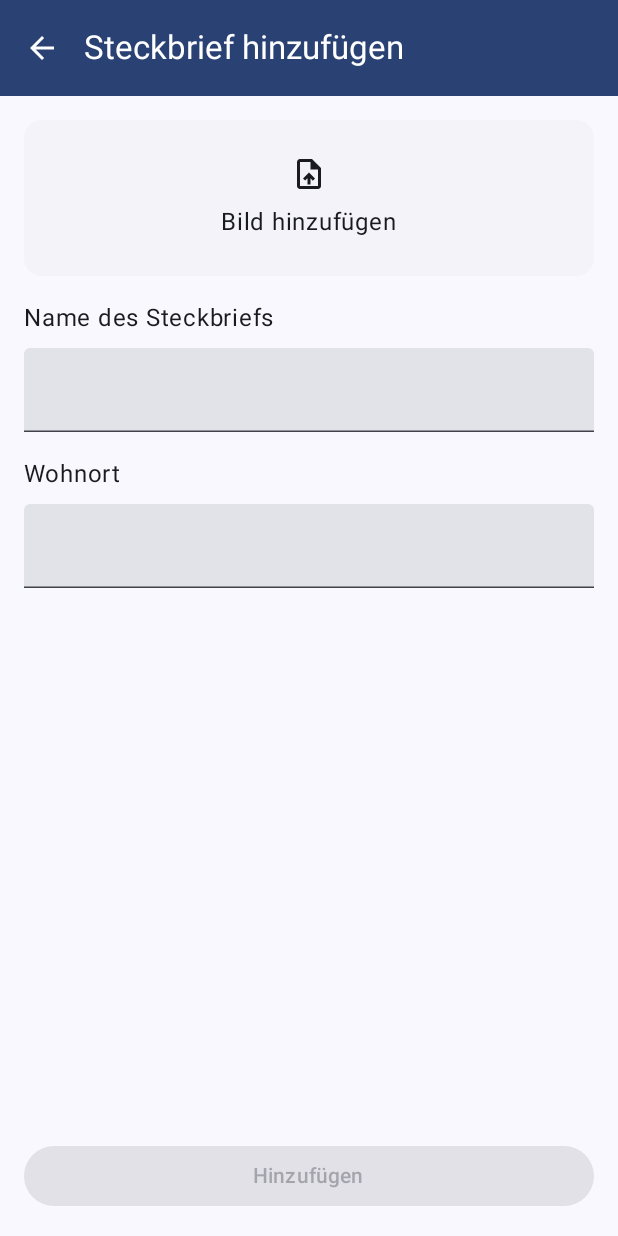
After one commit to erikrei/Rireki, an Android app built with Jetpack Compose: the ListAddScreen screen opened through its navigation route, on a phone screen of 412 x 824 dp. The commit adds this screen. Run offline under Robolectric (Android 15) with nearby library versions, the phone set to English and light mode, and no system bars.

Commit message:
Hinzufügen eines Steckbriefs - AddProfileViewModel enthält die eingegebenen Texte des neuen Steckbriefs - neues Navigationsziel AddProfile - LabelWithInput nutzt nicht mehr automatisch die ganze Breite - Profile Datenklasse mit Wohnort erweitert

```diff
--- a/app/src/main/java/com/example/rireki/MainRireki.kt
+++ b/app/src/main/java/com/example/rireki/MainRireki.kt
@@ -7,6 +7,7 @@ import androidx.navigation.compose.NavHost
 import androidx.navigation.compose.composable
 import androidx.navigation.compose.rememberNavController
 import com.example.rireki.data.model.ActiveProfileListViewModel
+import com.example.rireki.data.model.AddProfileViewModel
 import com.example.rireki.data.model.HomeViewModel
 import com.example.rireki.data.model.ListSettingsViewModel
 import com.example.rireki.data.objects.Authentication
@@ -19,6 +20,7 @@ fun MainRireki(
     homeViewModel: HomeViewModel = viewModel(),
     activeProfileListViewModel: ActiveProfileListViewModel = viewModel(),
     settingsViewModel: ListSettingsViewModel = viewModel(),
+    addProfileViewModel: AddProfileViewModel = viewModel(),
     navController: NavHostController = rememberNavController()
 ) {
     NavHost(
@@ -32,6 +34,7 @@ fun MainRireki(
             homeViewModel = homeViewModel,
             activeProfileListViewModel = activeProfileListViewModel,
             settingsViewModel = settingsViewModel,
+            addProfileViewModel = addProfileViewModel,
             navController = navController,
         )
     }
--- a/app/src/main/java/com/example/rireki/data/Profile.kt
+++ b/app/src/main/java/com/example/rireki/data/Profile.kt
@@ -1,5 +1,6 @@
 package com.example.rireki.data
 
 data class Profile(
-    val name: String = ""
+    val name: String = "",
+    val residence: String = ""
 )
--- a/app/src/main/java/com/example/rireki/data/objects/Home.kt
+++ b/app/src/main/java/com/example/rireki/data/objects/Home.kt
@@ -10,9 +10,11 @@ import androidx.navigation.compose.navigation
 import androidx.navigation.toRoute
 import com.example.rireki.R
 import com.example.rireki.data.model.ActiveProfileListViewModel
+import com.example.rireki.data.model.AddProfileViewModel
 import com.example.rireki.data.model.HomeViewModel
 import com.example.rireki.data.model.ListSettingsViewModel
 import com.example.rireki.ui.screens.HomeScreen
+import com.example.rireki.ui.screens.ListAddScreen
 import com.example.rireki.ui.screens.ListOverviewScreen
 import com.example.rireki.ui.screens.ListSettingsScreen
 import kotlinx.serialization.Serializable
@@ -34,12 +36,16 @@ data class ActiveProfileList(
 )
 
 @Serializable
+object AddProfile
+
+@Serializable
 object Settings
 
 fun NavGraphBuilder.homeGraph(
     homeViewModel: HomeViewModel,
     activeProfileListViewModel: ActiveProfileListViewModel,
     settingsViewModel: ListSettingsViewModel,
+    addProfileViewModel: AddProfileViewModel,
     navController: NavHostController
 ) {
     val navigateToList: (String) -> Unit = {
@@ -59,6 +65,7 @@ fun NavGraphBuilder.homeGraph(
             activeProfileListViewModel = activeProfileListViewModel,
             homeViewModel = homeViewModel,
             settingsViewModel = settingsViewModel,
+            addProfileViewModel = addProfileViewModel,
             navController = navController
         )
     }
@@ -68,6 +75,7 @@ fun NavGraphBuilder.profileListGraph(
     homeViewModel: HomeViewModel,
     activeProfileListViewModel: ActiveProfileListViewModel,
     settingsViewModel: ListSettingsViewModel,
+    addProfileViewModel: AddProfileViewModel,
     navController: NavHostController
 ) {
     val navigateBackHome: () -> Unit = {
@@ -84,6 +92,10 @@ fun NavGraphBuilder.profileListGraph(
         navController.navigate(Settings)
     }
 
+    val onNavigateAdd: () -> Unit = {
+        navController.navigate(AddProfile)
+    }
+
     navigation<ProfileListGraph>(
         startDestination = ActiveProfileList(
             id = activeProfileListViewModel.uiState.value.profileList.id
@@ -97,7 +109,8 @@ fun NavGraphBuilder.profileListGraph(
                 activeProfileListViewModel = activeProfileListViewModel,
                 selectedList = activeProfileListViewModel.uiState.value.profileList,
                 onNavigateBack = navigateBackHome,
-                onNavigateSettings = onNavigateSettings
+                onNavigateSettings = onNavigateSettings,
+                onNavigateAdd = onNavigateAdd
             )
         }
         composable<Settings> {
@@ -120,5 +133,16 @@ fun NavGraphBuilder.profileListGraph(
                     )
             )
         }
+        composable<AddProfile> {
+            ListAddScreen(
+                addProfileViewModel = addProfileViewModel,
+                onAddClick = {
+                    name, residence ->
+                        addProfileViewModel.resetProfileInputs()
+                        navigateBackList()
+                },
+                onNavigationBack = navigateBackList
+            )
+        }
     }
 }
--- /dev/null
+++ b/app/src/main/java/com/example/rireki/data/state/AddProfileUiState.kt
@@ -0,0 +1,6 @@
+package com.example.rireki.data.state
+
+data class AddProfileUiState(
+    val name: String = "",
+    val residence: String = ""
+)
--- /dev/null
+++ b/app/src/main/java/com/example/rireki/ui/components/ListAdd.kt
@@ -0,0 +1,94 @@
+package com.example.rireki.ui.components
+
+import androidx.compose.foundation.layout.Arrangement
+import androidx.compose.foundation.layout.Column
+import androidx.compose.foundation.layout.padding
+import androidx.compose.material3.Button
+import androidx.compose.material3.ElevatedCard
+import androidx.compose.material3.ExperimentalMaterial3Api
+import androidx.compose.material3.Icon
+import androidx.compose.material3.Text
+import androidx.compose.runtime.Composable
+import androidx.compose.ui.Alignment
+import androidx.compose.ui.Modifier
+import androidx.compose.ui.res.dimensionResource
+import androidx.compose.ui.res.painterResource
+import androidx.compose.ui.res.stringResource
+import com.example.rireki.R
+import com.example.rireki.ui.components.shared.NavigationBackArrow
+import com.example.rireki.ui.components.shared.TopBar
+
+@Composable
+fun ListAddTopBar(
+    onNavigationBack: () -> Unit,
+    modifier: Modifier = Modifier
+) {
+    TopBar(
+        title = { ListAddTopBarTitle() },
+        actions = { /*TODO*/ },
+        navigationIcon = {
+            NavigationBackArrow(
+                onNavigateBack = onNavigationBack
+            )
+        },
+        modifier = modifier
+    )
+}
+
+@Composable
+fun ListAddTopBarTitle(
+    modifier: Modifier = Modifier
+) {
+    Text(
+        text = stringResource(id = R.string.add_title),
+        modifier = modifier
+    )
+}
+
+@OptIn(ExperimentalMaterial3Api::class)
+@Composable
+fun ListAddImage(
+    modifier: Modifier = Modifier
+) {
+    ElevatedCard(
+        onClick = { /*TODO*/ },
+        modifier = modifier
+    ) {
+        Column(
+            verticalArrangement = Arrangement.spacedBy(
+                dimensionResource(id = R.dimen.add_image_component_spacing)
+            ),
+            horizontalAlignment = Alignment.CenterHorizontally,
+            modifier = Modifier
+                .padding(
+                    dimensionResource(id = R.dimen.add_image_padding)
+                )
+                .align(Alignment.CenterHorizontally)
+        ) {
+            Icon(
+                painter = painterResource(id = R.drawable.upload_24),
+                contentDescription = null
+            )
+            Text(
+                text = stringResource(id = R.string.add_upload_text)
+            )
+        }
+    }
+}
+
+@Composable
+fun ListAddButton(
+    enabled: Boolean,
+    onAddClick: () -> Unit,
+    modifier: Modifier = Modifier
+) {
+    Button(
+        onClick = onAddClick,
+        enabled = enabled,
+        modifier = modifier
+    ) {
+        Text(
+            text = stringResource(id = R.string.add_button)
+        )
+    }
+}
--- a/app/src/main/java/com/example/rireki/ui/components/shared/LabelWithInput.kt
+++ b/app/src/main/java/com/example/rireki/ui/components/shared/LabelWithInput.kt
@@ -26,7 +26,6 @@ fun LabelWithInput(
             dimensionResource(id = R.dimen.label_with_input_spacing)
         ),
         modifier = modifier
-            .fillMaxWidth(),
     ) {
         Text(
             text = stringResource(id = label),
--- /dev/null
+++ b/app/src/main/java/com/example/rireki/ui/screens/ListAddScreen.kt
@@ -0,0 +1,72 @@
+package com.example.rireki.ui.screens
+
+import androidx.compose.foundation.layout.Arrangement
+import androidx.compose.foundation.layout.Column
+import androidx.compose.foundation.layout.Spacer
+import androidx.compose.foundation.layout.fillMaxWidth
+import androidx.compose.foundation.layout.padding
+import androidx.compose.material3.Scaffold
+import androidx.compose.runtime.Composable
+import androidx.compose.runtime.collectAsState
+import androidx.compose.runtime.getValue
+import androidx.compose.ui.Modifier
+import androidx.compose.ui.res.dimensionResource
+import androidx.lifecycle.viewmodel.compose.viewModel
+import com.example.rireki.R
+import com.example.rireki.data.model.AddProfileViewModel
+import com.example.rireki.ui.components.ListAddButton
+import com.example.rireki.ui.components.ListAddImage
+import com.example.rireki.ui.components.ListAddTopBar
+import com.example.rireki.ui.components.shared.LabelWithInput
+
+@Composable
+fun ListAddScreen(
+    onNavigationBack: () -> Unit,
+    onAddClick: (String, String) -> Unit,
+    addProfileViewModel: AddProfileViewModel = viewModel(),
+    modifier: Modifier = Modifier
+) {
+    val profileValues by addProfileViewModel.uiState.collectAsState()
+
+    Scaffold(
+        topBar = { ListAddTopBar(
+            onNavigationBack = onNavigationBack
+        ) },
+        modifier = modifier
+    ) {
+        paddingValues ->
+            Column(
+                verticalArrangement = Arrangement.spacedBy(
+                    dimensionResource(id = R.dimen.add_component_spacing)
+                ),
+                modifier = Modifier
+                    .padding(paddingValues)
+                    .padding(
+                        vertical = dimensionResource(id = R.dimen.add_vertical_padding),
+                        horizontal = dimensionResource(id = R.dimen.add_horizontal_padding)
+                    )
+            ) {
+                ListAddImage(
+                    modifier = Modifier
+                        .fillMaxWidth()
+                )
+                LabelWithInput(
+                    label = R.string.add_label_name,
+                    inputValue = profileValues.name,
+                    onValueChange = { addProfileViewModel.changeProfileName(it) }
+                )
+                LabelWithInput(
+                    label = R.string.add_label_residence,
+                    inputValue = profileValues.residence,
+                    onValueChange = { addProfileViewModel.changeProfileResidence(it) }
+                )
+                Spacer(modifier = Modifier.weight(1f))
+                ListAddButton(
+                    enabled = profileValues.name.isNotEmpty() && profileValues.residence.isNotEmpty(),
+                    onAddClick = { onAddClick(profileValues.name, profileValues.residence) },
+                    modifier = Modifier
+                        .fillMaxWidth()
+                )
+            }
+    }
+}
--- a/app/src/main/java/com/example/rireki/ui/screens/ListOverviewScreen.kt
+++ b/app/src/main/java/com/example/rireki/ui/screens/ListOverviewScreen.kt
@@ -25,6 +25,7 @@ fun ListOverviewScreen(
     selectedList: ProfileList,
     onNavigateBack: () -> Unit,
     onNavigateSettings: () -> Unit,
+    onNavigateAdd: () -> Unit,
     modifier: Modifier = Modifier
 ) {
     val activeProfileListUiState by activeProfileListViewModel.uiState.collectAsState()
@@ -33,7 +34,8 @@ fun ListOverviewScreen(
         topBar = { ListOverviewTopBar(
             listName = selectedList.name,
             onNavigateBack = onNavigateBack,
-            onNavigateSettings = onNavigateSettings
+            onNavigateSettings = onNavigateSettings,
+            onNavigateAdd = onNavigateAdd
         ) }
     ) {
         paddingValues ->
--- a/app/src/main/java/com/example/rireki/ui/screens/ListSettingsScreen.kt
+++ b/app/src/main/java/com/example/rireki/ui/screens/ListSettingsScreen.kt
@@ -2,6 +2,7 @@ package com.example.rireki.ui.screens
 
 import androidx.compose.foundation.layout.Arrangement
 import androidx.compose.foundation.layout.Column
+import androidx.compose.foundation.layout.fillMaxWidth
 import androidx.compose.foundation.layout.padding
 import androidx.compose.foundation.rememberScrollState
 import androidx.compose.foundation.verticalScroll
@@ -50,6 +51,7 @@ fun ListSettingsScreen(
                     inputValue = settings.listName,
                     onValueChange = { settingsViewModel.changeListName(it) },
                     modifier = Modifier
+                        .fillMaxWidth()
                 )
                 LabelWithDropdown(
                     label = R.string.settings_label_privacy,
--- /dev/null
+++ b/app/src/main/res/drawable/upload_24.xml
@@ -0,0 +1,9 @@
+<vector xmlns:android="http://schemas.android.com/apk/res/android"
+    android:width="24dp"
+    android:height="24dp"
+    android:viewportWidth="960"
+    android:viewportHeight="960">
+  <path
+      android:pathData="M440,760h80v-167l64,64 56,-57 -160,-160 -160,160 57,56 63,-63v167ZM240,880q-33,0 -56.5,-23.5T160,800v-640q0,-33 23.5,-56.5T240,80h320l240,240v480q0,33 -23.5,56.5T720,880L240,880ZM520,360v-200L240,160v640h480v-440L520,360ZM240,160v200,-200 640,-640Z"
+      android:fillColor="#e8eaed"/>
+</vector>
--- a/app/src/main/res/values/dimen.xml
+++ b/app/src/main/res/values/dimen.xml
@@ -43,4 +43,11 @@
     <dimen name="settings_admin_border_size">8.dp</dimen>
     <dimen name="settings_add_admin_padding">16.dp</dimen>
     <dimen name="settings_add_admin_component_padding">8.dp</dimen>
+
+    <!--  Profil hinzufügen  -->
+    <dimen name="add_horizontal_padding">16.dp</dimen>
+    <dimen name="add_vertical_padding">16.dp</dimen>
+    <dimen name="add_component_spacing">16.dp</dimen>
+    <dimen name="add_image_component_spacing">8.dp</dimen>
+    <dimen name="add_image_padding">24.dp</dimen>
 </resources>
--- a/app/src/main/res/values/strings.xml
+++ b/app/src/main/res/values/strings.xml
@@ -38,4 +38,11 @@
     <string name="settings_delete_list_title">Liste löschen</string>
     <string name="settings_delete_list_confirm">Löschen</string>
     <string name="settings_delete_list_dismiss">Zurück</string>
+
+    <!--  Profil hinzufügen  -->
+    <string name="add_title">Steckbrief hinzufügen</string>
+    <string name="add_label_name">Name des Steckbriefs</string>
+    <string name="add_upload_text">Bild hinzufügen</string>
+    <string name="add_label_residence">Wohnort</string>
+    <string name="add_button">Hinzufügen</string>
 </resources>
```
Also changed, not shown: app/src/main/java/com/example/rireki/data/model/AddProfileViewModel.kt (added, +41 -0 lines), app/src/main/java/com/example/rireki/ui/components/ListOverview.kt (+5 -2 lines).
